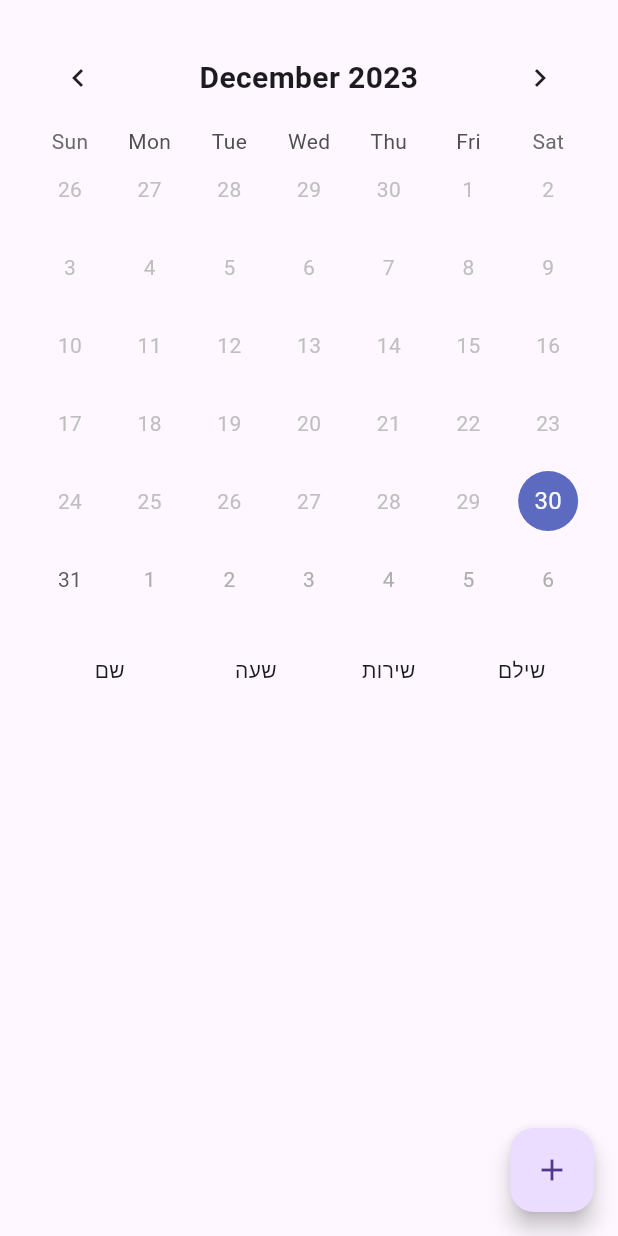
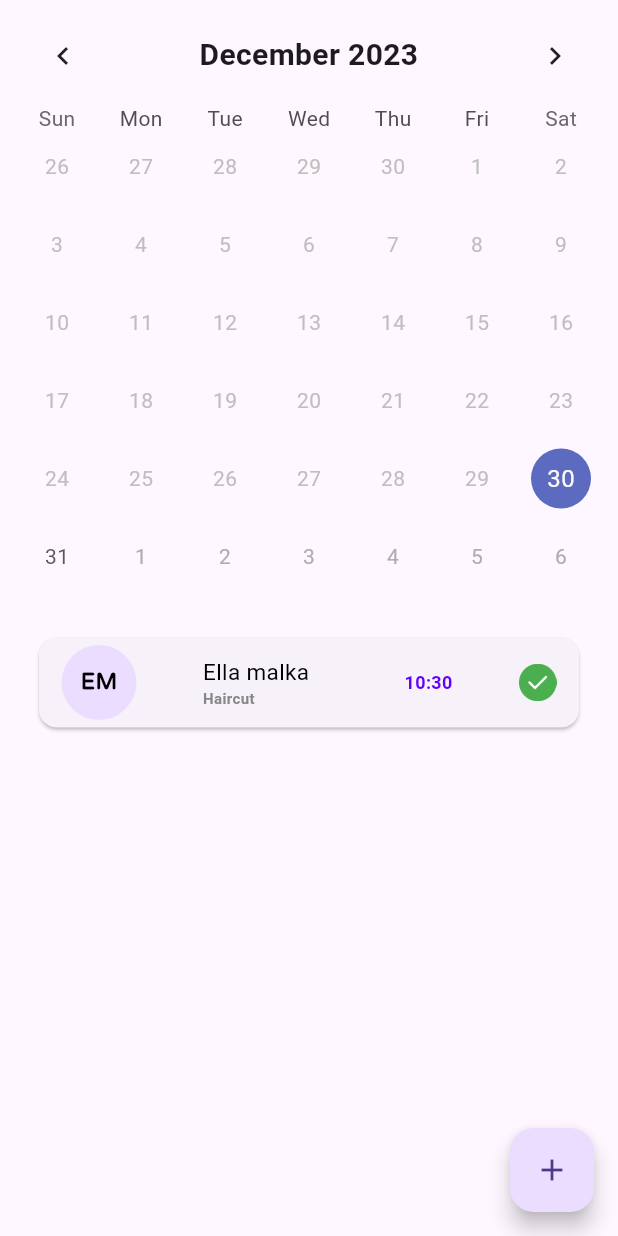
Before and after one commit to Idanmal8/Bookmarko_frontend_serverpod, a Flutter app: the Calendar screen opened directly with empty values, on a phone screen of 412 x 824 dp. Run offline on Flutter 3.47's test engine with Material 3 defaults, Android fonts, the phone set to English and light mode, and no system bars; drawn by our look-alikes of table_calendar; our stand-ins replace flutter_svg, google_fonts, shared_preferences; missing offline and left inert: serverpod, serverpod_client, serverpod_flutter; accounts and stored records are empty; statements that could not run were skipped.

Commit message:
small bubble ready for calendar need to add cool animation to the page maybe change hero to regular animation

```diff
--- a/bookmarko/bookmarko_flutter/lib/screens/calendar_screen/calendar.dart
+++ b/bookmarko/bookmarko_flutter/lib/screens/calendar_screen/calendar.dart
@@ -19,6 +19,7 @@
 
   @override
   Widget build(BuildContext context) {
+    var app = Appointment(appointmentDate:DateTime.now(), serviceName: "Haircut", userName: "Ella malka", userId: 1, businessId: 1, serviceId: 1, status: 'Paid', paid: true);
     return ChangeNotifierProvider<CalendarController>(
       create: (context) => CalendarController(
         connectionController: context.read<ConnectionController>(),
@@ -51,7 +52,7 @@
                 ),
                 body: SafeArea(
                   child: Container(
-                    padding: const EdgeInsets.all(20),
+                    padding: const EdgeInsets.symmetric(horizontal: 10, vertical: 5),
                     child: Column(
                       mainAxisAlignment: MainAxisAlignment.start,
                       crossAxisAlignment: CrossAxisAlignment.center,
@@ -76,8 +77,8 @@
                         const SizedBox(height: 20),
                         if (!controller.isLoading) // Check if not loading
                           Appointments(
-                            appointments: controller.appointments,
-                            appointmentsController: controller,
+                            appointment: app,
+                            onTapAppointment: () =>  controller.goToEditAppointmentScreen(context, app),
                           )
                         else
                           const CircularProgressIndicator(),
--- a/bookmarko/bookmarko_flutter/lib/screens/calendar_screen/widget/appointments.dart
+++ b/bookmarko/bookmarko_flutter/lib/screens/calendar_screen/widget/appointments.dart
@@ -1,121 +1,112 @@
-import 'package:bookmarko_flutter/screens/calendar_screen/controller/calendar_screen_controller.dart';
 import 'package:bookmarko_client/bookmarko_client.dart';
 import 'package:flutter/material.dart';
 import 'package:intl/intl.dart';
 
 class Appointments extends StatelessWidget {
-  final List<Appointment> appointments;
-  final CalendarController appointmentsController;
+  final Appointment appointment;
+  final VoidCallback onTapAppointment;
 
   const Appointments({
-    required this.appointments,
-    required this.appointmentsController,
+    required this.appointment,
+    required this.onTapAppointment,
     super.key,
   });
 
   @override
   Widget build(BuildContext context) {
-    List<TableRow> appointmentRows = [
-      // Building the header row
-      TableRow(
-        children: <Widget>[
-          headerCell('שם'),
-          headerCell('שעה'),
-          headerCell('שירות'),
-          headerCell('שילם'),
-        ],
-      ),
-      // Adding a spacer after the header
-      spacerRow(),
-    ];
+    return Hero(
+      transitionOnUserGestures: true,
+        tag: appointment.userId,
+        child: GestureDetector(
+          onTap: onTapAppointment,
+          child: Card(
+              elevation: 1,
+              child: Padding(
+                padding: const EdgeInsets.symmetric(horizontal: 15, vertical: 5),
+                child: Row(
+                  mainAxisAlignment: MainAxisAlignment.spaceBetween,
+                  children: [
+                    Container(
+                      alignment: Alignment.center,
+                      width: 50,
+                      height: 50,
+                      decoration: const BoxDecoration(
+                          color: Color.fromARGB(255, 234, 221, 255),
+                          shape: BoxShape.circle),
+                      child: Text(
+                        extractNameForThumbnail(appointment.userName),
+                        style: const TextStyle(
+                            fontFamily: 'VarelaRound',
+                            fontSize: 15,
+                            fontWeight: FontWeight.bold,
+                            color: Colors.black),
+                      ),
+                    ),
+                    Container(
+                      width: 90,
+                      alignment: Alignment.centerLeft,
+                      child: Column(
+                        crossAxisAlignment: CrossAxisAlignment.start,
+                        children: [
+                          Text(
+                            appointment.userName,
+                            style: const TextStyle(
+                                fontSize: 15,
+                                // fontWeight: FontWeight.bold,
+                                color: Colors.black),
+                                overflow: TextOverflow.ellipsis,
+                                maxLines: 1,
+                          ),
+                          Text(
+                            appointment.serviceName,
+                            style: const TextStyle(
+                                fontSize: 10,
+                                fontWeight: FontWeight.bold,
+                                color: Color.fromARGB(255, 136, 136, 136)),
+                          ),
+                        ],
+                      ),
+                    ),
+                    Container(
+                      alignment: Alignment.center,
+                      child: Text(
+                        DateFormat('kk:mm').format(appointment.appointmentDate),
+                        style: const TextStyle(
+                            fontSize: 12,
+                            fontWeight: FontWeight.bold,
+                            color: Color.fromARGB(255, 98, 0, 255)),
+                      ),
+                    ),
+                    Container(
+                        alignment: Alignment.center,
+                        width: 25,
+                        height: 25,
+                        child: Image(
+                            image: appointment.paid
+                                ? const AssetImage(
+                                    'assets/calendar/payments/paid_filled.png')
+                                : const AssetImage(
+                                    'assets/calendar/payments/paid_black.png')))
+                  ],
+                ),
+              )),
+        ));
+    // Helper function to create a spacer row
+  }
 
-    // Building the data rows with spacers in between
-    for (var appointment in appointments) {
-      appointmentRows.add(buildAppointmentRow(appointment, context));
-      appointmentRows.add(spacerRow()); // Add spacer row
+  String extractNameForThumbnail(String name) {
+    // Split the name into an array of words
+    List<String> words = name.split(' ');
+
+    // Extract the first letter of each word and concatenate them
+    String initials = '';
+    for (String word in words) {
+      if (word.isNotEmpty) {
+        initials += word[0];
+      }
     }
 
-    return Table(
-      defaultVerticalAlignment: TableCellVerticalAlignment.middle,
-      columnWidths: const <int, TableColumnWidth>{
-        0: FlexColumnWidth(1.2), // Adjusted space for the first column
-        1: FlexColumnWidth(),
-        2: FlexColumnWidth(),
-        3: FlexColumnWidth(),
-      },
-      children: appointmentRows,
-    );
-  }
-
-  // Helper function to create a spacer row
-  TableRow spacerRow() {
-    return const TableRow(
-      children: [
-        TableCell(
-          child: SizedBox(height: 10), // The height of the spacer
-        ),
-        TableCell(
-          child: SizedBox(height: 10),
-        ),
-        TableCell(
-          child: SizedBox(height: 10),
-        ),
-        TableCell(
-          child: SizedBox(height: 10),
-        ),
-      ],
-    );
-  }
-
-  TableRow buildAppointmentRow(Appointment appointment, BuildContext context) {
-    onTap() =>
-        appointmentsController.goToCustomerAppointment(context, appointment);
-
-    return TableRow(
-      children: <Widget>[
-        cell(Text(appointment.userName), onTap),
-        cell(Text(DateFormat('HH:mm').format(appointment.appointmentDate)),
-            onTap),
-        cell(Text(appointment.serviceName), onTap),
-        cell(
-          Container(
-            width: 20,
-            height: 20,
-            alignment: Alignment.center,
-            child: appointment.paid
-                ? Image.asset('assets/calendar/payments/paid_filled.png')
-                : Image.asset('assets/calendar/payments/paid_black.png'),
-          ),
-          onTap,
-        ),
-      ],
-    );
-  }
-
-  TableCell headerCell(String text) {
-    return TableCell(
-      verticalAlignment: TableCellVerticalAlignment.middle,
-      child: Container(
-        height: 30,
-        alignment: Alignment.center,
-        child: Text(text),
-      ),
-    );
-  }
-
-  TableCell cell(Widget child, VoidCallback onTap) {
-    return TableCell(
-      verticalAlignment: TableCellVerticalAlignment.middle,
-      child: InkWell(
-        onTap: onTap,
-        child: Padding(
-          padding: const EdgeInsets.all(8.0),
-          child: Container(
-            alignment: Alignment.center,
-            child: child,
-          ),
-        ),
-      ),
-    );
+    // Convert to uppercase if desired
+    return initials.toUpperCase();
   }
 }
```
Also changed, not shown: bookmarko/bookmarko_flutter/lib/screens/calendar_screen/controller/calendar_screen_controller.dart (+8 -14 lines), bookmarko/bookmarko_flutter/lib/screens/edit_appointment_screen/edit_appointment_screen.dart (+50 -3 lines), bookmarko/bookmarko_flutter/pubspec.yaml (+4 -11 lines), bookmarko/bookmarko_flutter/lib/utils/fonts/VarelaRound-Regular.ttf (added), 1 other file.
